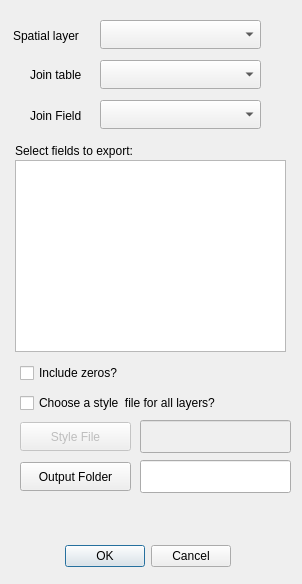
ptarroso/JoinSplit, file JoinSplit_dialog_base.ui: the form before one commit.
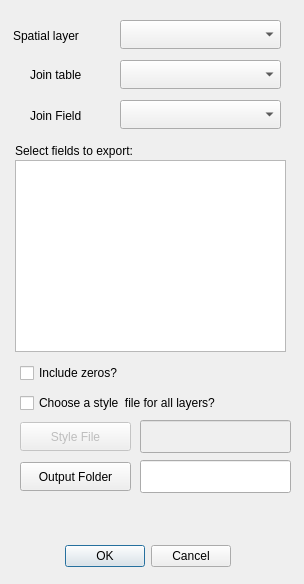
The form after the commit.

What changed in the file:
```diff
--- a/JoinSplit_dialog_base.ui
+++ b/JoinSplit_dialog_base.ui
@@ -6,7 +6,7 @@
    <rect>
     <x>0</x>
     <y>0</y>
-    <width>302</width>
+    <width>304</width>
     <height>584</height>
    </rect>
   </property>
@@ -34,7 +34,7 @@
     <rect>
      <x>13</x>
      <y>25</y>
-     <width>81</width>
+     <width>101</width>
      <height>21</height>
     </rect>
    </property>
@@ -47,7 +47,7 @@
     <rect>
      <x>30</x>
      <y>64</y>
-     <width>64</width>
+     <width>81</width>
      <height>21</height>
     </rect>
    </property>
@@ -60,7 +60,7 @@
     <rect>
      <x>30</x>
      <y>105</y>
-     <width>64</width>
+     <width>81</width>
      <height>21</height>
     </rect>
    </property>
@@ -97,7 +97,7 @@
   <widget class="QComboBox" name="JoinFieldCombo">
    <property name="geometry">
     <rect>
-     <x>100</x>
+     <x>120</x>
      <y>100</y>
      <width>161</width>
      <height>29</height>
@@ -110,7 +110,7 @@
   <widget class="QComboBox" name="JoinTableCombo">
    <property name="geometry">
     <rect>
-     <x>100</x>
+     <x>120</x>
      <y>60</y>
      <width>161</width>
      <height>29</height>
@@ -123,7 +123,7 @@
   <widget class="QComboBox" name="GridLayerCombo">
    <property name="geometry">
     <rect>
-     <x>100</x>
+     <x>120</x>
      <y>20</y>
      <width>161</width>
      <height>29</height>
```
